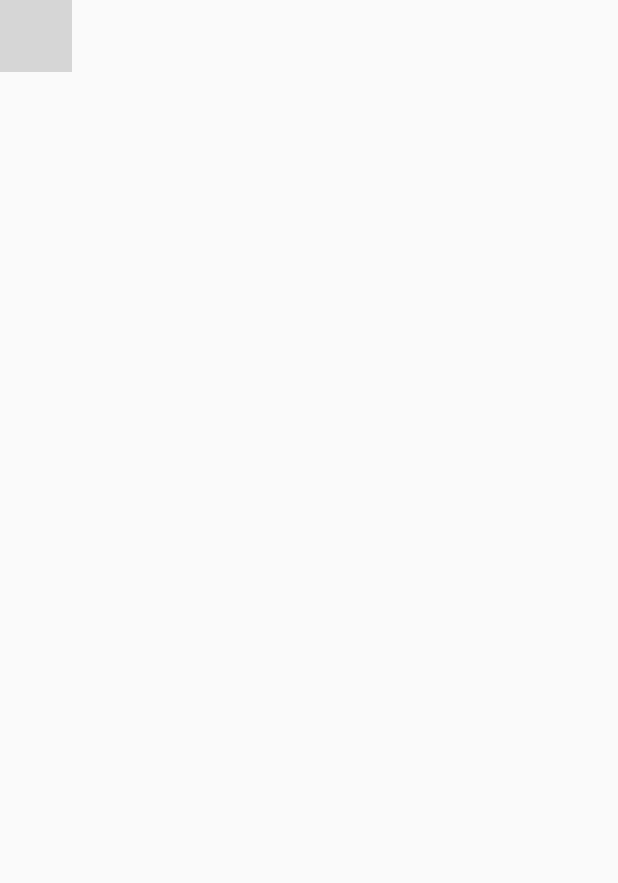
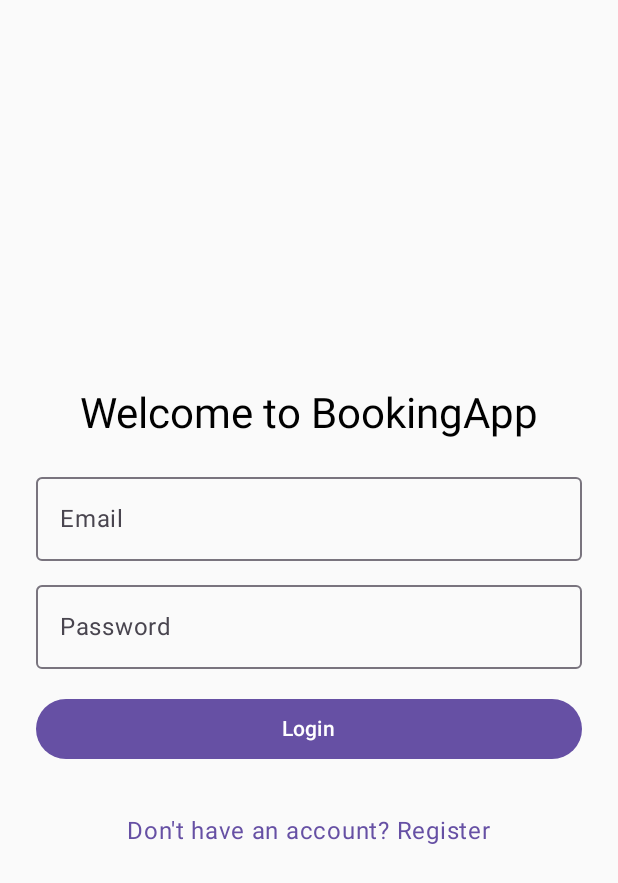
Before and after one commit to alevchenko12/BookingApp, an Android app built with Jetpack Compose: the AuthLandingScreen screen opened through its navigation route, on a phone screen of 412 x 824 dp. Shown: the top 883 px of the screen. Run offline under Robolectric (Android 15) with nearby library versions, the phone set to English and light mode, and no system bars; grey boxes are pictures that could not be loaded.

Commit message:
Main screen (Login page + Register?)

```diff
--- a/frontend/app/src/main/java/com/nasti/frontend/ui/auth/AuthLandingScreen.kt
+++ b/frontend/app/src/main/java/com/nasti/frontend/ui/auth/AuthLandingScreen.kt
@@ -1 +1,132 @@
 package com.nasti.frontend.ui.auth
+
+import android.util.Patterns
+import androidx.compose.foundation.clickable
+import androidx.compose.foundation.layout.*
+import androidx.compose.material3.*
+import androidx.compose.runtime.*
+import androidx.compose.ui.Alignment
+import androidx.compose.ui.Modifier
+import androidx.compose.ui.platform.LocalContext
+import androidx.compose.ui.text.input.PasswordVisualTransformation
+import androidx.compose.ui.unit.dp
+import androidx.navigation.NavController
+import com.nasti.frontend.data.api.RetrofitClient
+import com.nasti.frontend.data.repository.AuthRepository
+import com.nasti.frontend.utils.SessionManager
+
+@Composable
+fun AuthLandingScreen(
+    navController: NavController,
+    viewModel: LoginViewModel = remember {
+        LoginViewModel(AuthRepository(RetrofitClient.api))
+    }
+) {
+    val context = LocalContext.current
+    val sessionManager = remember { SessionManager(context) }
+
+    var email by remember { mutableStateOf("") }
+    var password by remember { mutableStateOf("") }
+
+    var emailError by remember { mutableStateOf<String?>(null) }
+    var passwordError by remember { mutableStateOf<String?>(null) }
+
+    val loginResult = viewModel.loginState.value
+    val errorMessage = viewModel.errorMessage.value
+
+    fun validate(): Boolean {
+        var isValid = true
+
+        if (!Patterns.EMAIL_ADDRESS.matcher(email).matches()) {
+            emailError = "Invalid email format"
+            isValid = false
+        } else emailError = null
+
+        if (password.length !in 6..100) {
+            passwordError = "Password must be 6–100 characters"
+            isValid = false
+        } else passwordError = null
+
+        return isValid
+    }
+
+    Column(
+        modifier = Modifier
+            .fillMaxSize()
+            .padding(24.dp),
+        verticalArrangement = Arrangement.Center,
+        horizontalAlignment = Alignment.CenterHorizontally
+    ) {
+        Text("Welcome to BookingApp", style = MaterialTheme.typography.headlineMedium)
+
+        Spacer(modifier = Modifier.height(16.dp))
+
+        OutlinedTextField(
+            value = email,
+            onValueChange = { email = it },
+            label = { Text("Email") },
+            isError = emailError != null,
+            modifier = Modifier.fillMaxWidth()
+        )
+        emailError?.let {
+            Text(it, color = MaterialTheme.colorScheme.error, style = MaterialTheme.typography.bodySmall)
+        }
+
+        Spacer(modifier = Modifier.height(8.dp))
+
+        OutlinedTextField(
+            value = password,
+            onValueChange = { password = it },
+            label = { Text("Password") },
+            visualTransformation = PasswordVisualTransformation(),
+            isError = passwordError != null,
+            modifier = Modifier.fillMaxWidth()
+        )
+        passwordError?.let {
+            Text(it, color = MaterialTheme.colorScheme.error, style = MaterialTheme.typography.bodySmall)
+        }
+
+        Spacer(modifier = Modifier.height(16.dp))
+
+        Button(
+            onClick = {
+                if (validate()) {
+                    viewModel.login(email, password)
+                }
+            },
+            modifier = Modifier.fillMaxWidth()
+        ) {
+            Text("Login")
+        }
+
+        if (!errorMessage.isNullOrEmpty()) {
+            Spacer(modifier = Modifier.height(12.dp))
+            Text(
+                text = errorMessage,
+                color = MaterialTheme.colorScheme.error,
+                style = MaterialTheme.typography.bodyMedium
+            )
+        }
+
+        if (loginResult?.isSuccess == true) {
+            val token = loginResult.getOrNull()?.access_token ?: ""
+            LaunchedEffect(token) {
+                sessionManager.saveToken(token)
+                navController.navigate("home") {
+                    popUpTo("auth") { inclusive = true }
+                }
+            }
+        }
+
+        Spacer(modifier = Modifier.height(24.dp))
+
+        Text(
+            text = "Don't have an account? Register",
+            style = MaterialTheme.typography.bodyLarge,
+            color = MaterialTheme.colorScheme.primary,
+            modifier = Modifier
+                .clickable { navController.navigate("register") }
+                .padding(top = 8.dp)
+        )
+    }
+}
```
Also changed, not shown: frontend/app/src/main/java/com/nasti/frontend/ui/auth/LoginViewModel.kt (+12 -4 lines).
